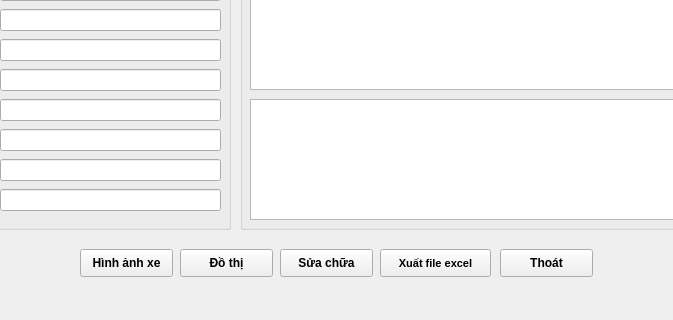
Old version of the form GUI/GUIdisplay.ui in the repository Vuchauduytung/LuanVan; both pictures show x 170 to 843 and y 350 to 670 of the 987 by 670 pixel window.
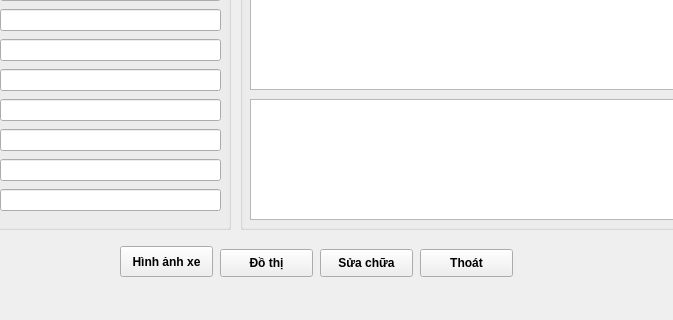
New version of the form.

Diff of the .ui file:
```diff
--- a/GUI/GUIdisplay.ui
+++ b/GUI/GUIdisplay.ui
@@ -693,7 +693,7 @@
    <widget class="QPushButton" name="BT_graph">
     <property name="geometry">
      <rect>
-      <x>350</x>
+      <x>390</x>
       <y>580</y>
       <width>93</width>
       <height>28</height>
@@ -712,7 +712,7 @@
    <widget class="QPushButton" name="BT_fix">
     <property name="geometry">
      <rect>
-      <x>450</x>
+      <x>490</x>
       <y>580</y>
       <width>93</width>
       <height>28</height>
@@ -731,10 +731,10 @@
    <widget class="QPushButton" name="BT_graph_fix">
     <property name="geometry">
      <rect>
-      <x>250</x>
-      <y>580</y>
+      <x>290</x>
+      <y>577</y>
       <width>93</width>
-      <height>28</height>
+      <height>31</height>
      </rect>
     </property>
     <property name="font">
@@ -750,7 +750,7 @@
    <widget class="QPushButton" name="BT_cancel">
     <property name="geometry">
      <rect>
-      <x>670</x>
+      <x>590</x>
       <y>580</y>
       <width>93</width>
       <height>28</height>
@@ -766,26 +766,6 @@
      <string>Thoát</string>
     </property>
    </widget>
-   <widget class="QPushButton" name="BT_eport_excel">
-    <property name="geometry">
-     <rect>
-      <x>550</x>
-      <y>580</y>
-      <width>111</width>
-      <height>28</height>
-     </rect>
-    </property>
-    <property name="font">
-     <font>
-      <pointsize>8</pointsize>
-      <weight>75</weight>
-      <bold>true</bold>
-     </font>
-    </property>
-    <property name="text">
-     <string>Xuất file excel</string>
-    </property>
-   </widget>
   </widget>
   <widget class="QMenuBar" name="menubar">
    <property name="geometry">
```
